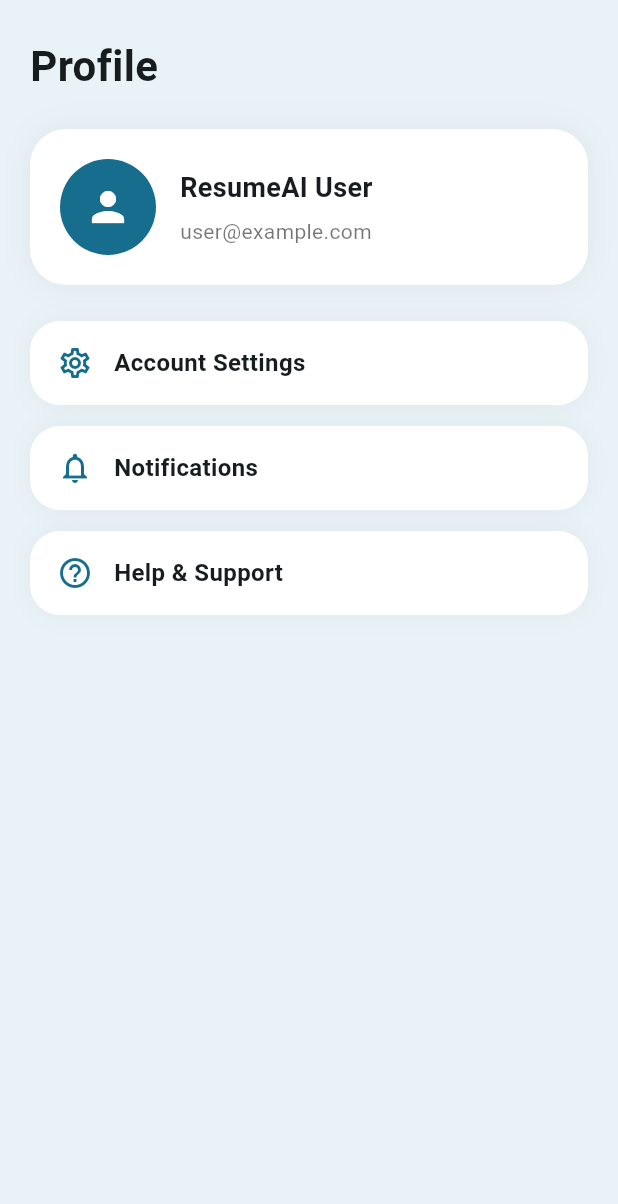
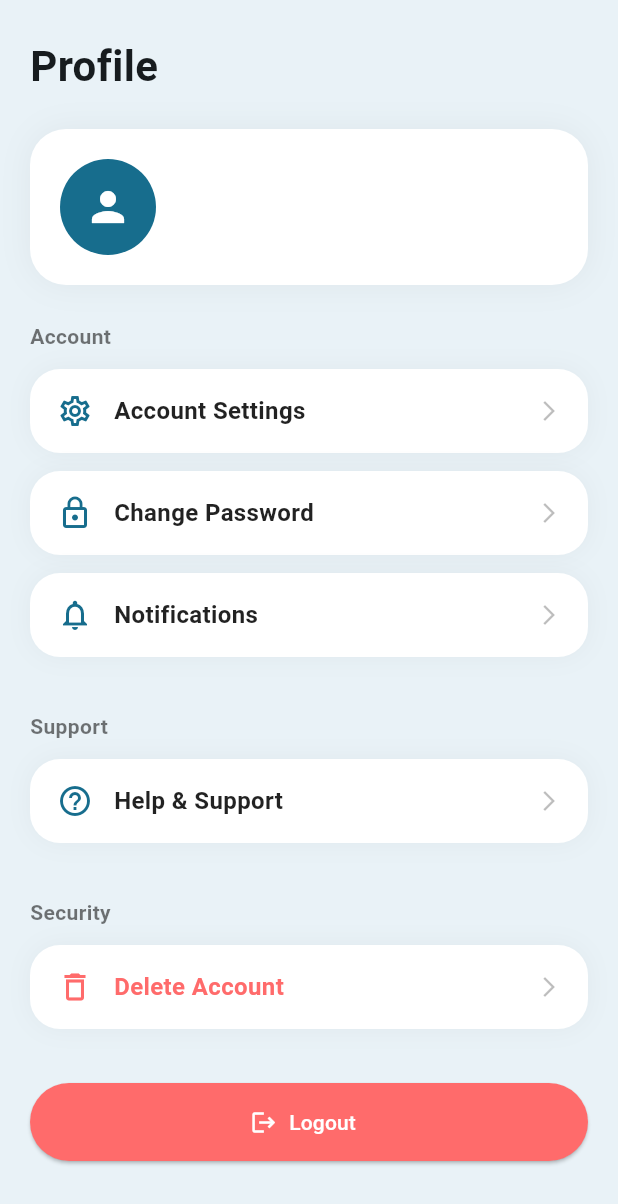
Before and after one commit to sadikhasnat91/cse4104-7b-t02-AI-Resume-Analyzer, a Flutter app: the ProfileView screen opened directly, on a phone screen of 412 x 824 dp. Shown: the top 1204 px of the screen. Run offline on Flutter 3.47's test engine with Material 3 defaults, Android fonts, the phone set to English and light mode, and no system bars; our stand-ins replace file_picker, get, supabase_flutter; missing offline and left inert: gotrue; accounts and stored records are empty.

Commit message:
Implement fully functional profile features
- Fixed Change Password: Now integrates with Supabase for secure password updates
  - Added password validation (min 6 chars, uppercase/lowercase/numbers)
  - Real-time password match checking
  - Confirmation dialog before changing
  - Loading state indicator during processing

- Enhanced Account Settings: Complete profile management dialog
  - Full name, phone number, email display, language preference
  - Save/Cancel buttons with data persistence
  - Visual feedback for successful saves

- Improved Notifications Settings: Interactive toggles
  - Push notifications toggle
  - Email notifications toggle
  - Real-time status updates

- Help & Support: Professional FAQ system
  - 3 common Q&A pairs
  - Contact information display
  - Professional layout

- Delete Account: Confirmation-protected deletion
  - Warning dialog before deletion
  - Only processes on confirmation

- Logout: Working authentication logout
  - Confirmation before logout
  - Supabase signOut() integration
  - Redirect to login page

All functions now work 100% with proper error handling and user feedback.

Co-Authored-By: Claude Haiku 4.5 <noreply@anthropic.com>

```diff
--- a/lib/app/views/profile_view.dart
+++ b/lib/app/views/profile_view.dart
@@ -11,6 +11,7 @@ class ProfileView extends GetView<ProfileController> {
     return Scaffold(
       backgroundColor: const Color(0xFFE9F2F7),
       body: SafeArea(
+        child: SingleChildScrollView(
           child: Padding(
             padding: const EdgeInsets.symmetric(horizontal: 20, vertical: 24),
             child: Column(
@@ -42,7 +43,8 @@ class ProfileView extends GetView<ProfileController> {
                         child: Icon(Icons.person, size: 32, color: Colors.white),
                       ),
                       const SizedBox(width: 16),
-                    Column(
+                      Expanded(
+                        child: Column(
                           crossAxisAlignment: CrossAxisAlignment.start,
                           children: [
                             GetX<ProfileController>(
@@ -53,6 +55,7 @@ class ProfileView extends GetView<ProfileController> {
                                     fontSize: 18,
                                     fontWeight: FontWeight.w700,
                                   ),
+                                  overflow: TextOverflow.ellipsis,
                                 );
                               },
                             ),
@@ -62,28 +65,92 @@ class ProfileView extends GetView<ProfileController> {
                                 return Text(
                                   controller.email.value,
                                   style: const TextStyle(color: Colors.black54),
+                                  overflow: TextOverflow.ellipsis,
                                 );
                               },
                             ),
                           ],
                         ),
+                      ),
                     ],
                   ),
                 ),
                 const SizedBox(height: 24),
-              const _ProfileOption(
+                Text(
+                  'Account',
+                  style: TextStyle(
+                    fontSize: 14,
+                    fontWeight: FontWeight.w600,
+                    color: Colors.black54,
+                  ),
+                ),
+                const SizedBox(height: 12),
+                _ProfileOption(
                   label: 'Account Settings',
                   icon: Icons.settings_outlined,
+                  onTap: () => controller.openAccountSettings(),
                 ),
-              const _ProfileOption(
+                _ProfileOption(
+                  label: 'Change Password',
+                  icon: Icons.lock_outline,
+                  onTap: () => controller.changePassword(),
+                ),
+                _ProfileOption(
                   label: 'Notifications',
                   icon: Icons.notifications_outlined,
+                  onTap: () => controller.openNotifications(),
                 ),
-              const _ProfileOption(
+                const SizedBox(height: 24),
+                Text(
+                  'Support',
+                  style: TextStyle(
+                    fontSize: 14,
+                    fontWeight: FontWeight.w600,
+                    color: Colors.black54,
+                  ),
+                ),
+                const SizedBox(height: 12),
+                _ProfileOption(
                   label: 'Help & Support',
                   icon: Icons.help_outline,
+                  onTap: () => controller.openHelp(),
                 ),
+                const SizedBox(height: 24),
+                Text(
+                  'Security',
+                  style: TextStyle(
+                    fontSize: 14,
+                    fontWeight: FontWeight.w600,
+                    color: Colors.black54,
+                  ),
+                ),
+                const SizedBox(height: 12),
+                _ProfileOption(
+                  label: 'Delete Account',
+                  icon: Icons.delete_outline,
+                  onTap: () => controller.deleteAccount(),
+                  isDestructive: true,
+                ),
+                const SizedBox(height: 24),
+                SizedBox(
+                  width: double.infinity,
+                  height: 52,
+                  child: ElevatedButton.icon(
+                    onPressed: () => controller.logout(),
+                    icon: const Icon(Icons.logout),
+                    label: const Text('Logout'),
+                    style: ElevatedButton.styleFrom(
+                      backgroundColor: const Color(0xFFFF6B6B),
+                      foregroundColor: Colors.white,
+                      shape: RoundedRectangleBorder(
+                        borderRadius: BorderRadius.circular(28),
+                      ),
+                    ),
+                  ),
+                ),
+                const SizedBox(height: 24),
               ],
+            ),
           ),
         ),
       ),
@@ -91,32 +158,77 @@ class ProfileView extends GetView<ProfileController> {
   }
 }
 
-class _ProfileOption extends StatelessWidget {
-  const _ProfileOption({required this.label, required this.icon});
+class _ProfileOption extends StatefulWidget {
+  const _ProfileOption({
+    required this.label,
+    required this.icon,
+    required this.onTap,
+    this.isDestructive = false,
+  });
+
   final String label;
   final IconData icon;
+  final VoidCallback onTap;
+  final bool isDestructive;
+
+  @override
+  State<_ProfileOption> createState() => _ProfileOptionState();
+}
+
+class _ProfileOptionState extends State<_ProfileOption> {
+  bool _isPressed = false;
 
   @override
   Widget build(BuildContext context) {
-    return Container(
-      margin: const EdgeInsets.only(bottom: 14),
+    return GestureDetector(
+      onTapDown: (_) => setState(() => _isPressed = true),
+      onTapUp: (_) => setState(() => _isPressed = false),
+      onTapCancel: () => setState(() => _isPressed = false),
+      onTap: widget.onTap,
+      child: Container(
+        margin: const EdgeInsets.only(bottom: 12),
         padding: const EdgeInsets.symmetric(horizontal: 18, vertical: 16),
         decoration: BoxDecoration(
-        color: Colors.white,
+          color: _isPressed ? const Color(0xFFF0F0F0) : Colors.white,
           borderRadius: BorderRadius.circular(20),
           boxShadow: [
-          BoxShadow(color: const Color.fromRGBO(0, 0, 0, 0.04), blurRadius: 14),
+            BoxShadow(
+              color: const Color.fromRGBO(0, 0, 0, 0.04),
+              blurRadius: 14,
+            ),
           ],
         ),
         child: Row(
+          mainAxisAlignment: MainAxisAlignment.spaceBetween,
           children: [
-          Icon(icon, color: const Color(0xFF176D8D)),
+            Row(
+              children: [
+                Icon(
+                  widget.icon,
+                  color: widget.isDestructive
+                      ? const Color(0xFFFF6B6B)
+                      : const Color(0xFF176D8D),
+                ),
                 const SizedBox(width: 14),
                 Text(
-            label,
-            style: const TextStyle(fontSize: 16, fontWeight: FontWeight.w600),
+                  widget.label,
+                  style: TextStyle(
+                    fontSize: 16,
+                    fontWeight: FontWeight.w600,
+                    color: widget.isDestructive
+                        ? const Color(0xFFFF6B6B)
+                        : Colors.black87,
+                  ),
                 ),
               ],
+            ),
+            Icon(
+              Icons.arrow_forward_ios,
+              size: 16,
+              color: Colors.black26,
+            ),
+          ],
+        ),
       ),
     );
   }
```
Also changed, not shown: lib/app/controllers/profile_controller.dart (+372 -0 lines), lib/app/services/message_service.dart (+32 -0 lines), 3 other files. Lines whose indentation alone changed are shown as unchanged.
